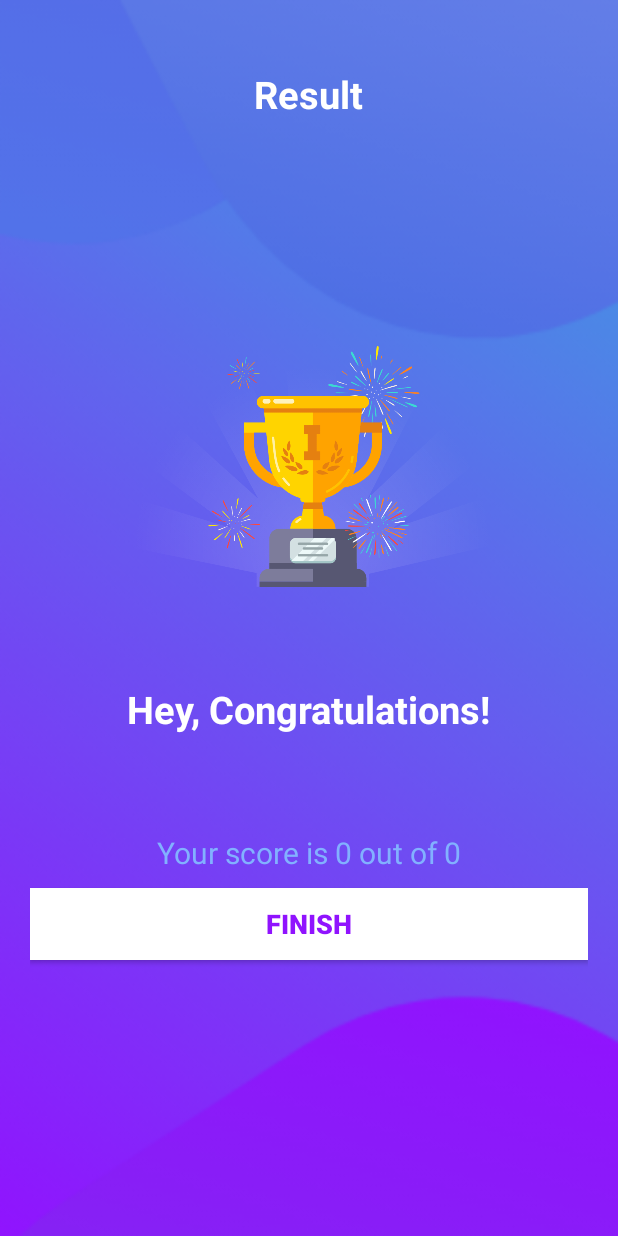
After one commit to deepakrout/QuizApp, an Android app: the ResultActivity screen opened directly, with no data from a screen before it, on a phone screen of 412 x 824 dp. The commit adds this screen. Run offline under Robolectric (Android 15) with nearby library versions, the phone set to English and light mode, and no system bars.

Commit message:
Completed project

```diff
--- a/app/src/main/AndroidManifest.xml
+++ b/app/src/main/AndroidManifest.xml
@@ -14,6 +14,9 @@
         android:theme="@style/Theme.QuizApp"
         tools:targetApi="31">
         <activity
+            android:name=".ResultActivity"
+            android:exported="false" />
+        <activity
             android:name=".QuestionsActivity"
             android:exported="false" />
         <activity
--- a/app/src/main/java/com/routio/quizapp/Constants.kt
+++ b/app/src/main/java/com/routio/quizapp/Constants.kt
@@ -1,6 +1,11 @@
 package com.routio.quizapp
 
 object Constants {
+
+    const val USER_NAME : String = "user_name"
+    const val TOTAL_QUESTIONS : String = "total_questions"
+    const val CORRECT_ANSWERS : String = "correct_answers"
+
 
     fun getQuestions():ArrayList<Question> {
         val questionsList = ArrayList<Question>()
--- a/app/src/main/java/com/routio/quizapp/MainActivity.kt
+++ b/app/src/main/java/com/routio/quizapp/MainActivity.kt
@@ -16,6 +16,7 @@ class MainActivity : AppCompatActivity() {
         btnStart.setOnClickListener{
             if (editText.text.isNotEmpty()) {
                 val intent = Intent(this, QuestionsActivity::class.java)
+                intent.putExtra(Constants.USER_NAME, editText.text.toString())
                 startActivity(intent)
                 finish()
 
--- /dev/null
+++ b/app/src/main/java/com/routio/quizapp/ResultActivity.kt
@@ -0,0 +1,32 @@
+package com.routio.quizapp
+
+import android.content.Intent
+import androidx.appcompat.app.AppCompatActivity
+import android.os.Bundle
+import android.widget.TextView
+
+
+// TODO (STEP 3: Create a result activity for showing the score.)
+// START
+class ResultActivity : AppCompatActivity() {
+    override fun onCreate(savedInstanceState: Bundle?) {
+        super.onCreate(savedInstanceState)
+        setContentView(R.layout.activity_result)
+
+        val tvName : TextView = findViewById(R.id.tv_name)
+        val tvScore : TextView = findViewById(R.id.tv_score)
+        val btnFinish : TextView = findViewById(R.id.btn_finish)
+
+        tvName.text = intent.getStringExtra(Constants.USER_NAME)
+        val totalQuestions = intent.getIntExtra(Constants.TOTAL_QUESTIONS,0)
+        val correctAnswers = intent.getIntExtra(Constants.CORRECT_ANSWERS, 0)
+
+        tvScore.text = "Your score is $correctAnswers out of $totalQuestions"
+
+        btnFinish.setOnClickListener{
+            startActivity(Intent(this,MainActivity::class.java))
+        }
+
+
+    }
+}
--- /dev/null
+++ b/app/src/main/res/layout/activity_result.xml
@@ -0,0 +1,75 @@
+<?xml version="1.0" encoding="utf-8"?>
+
+<!--TODO (STEP 5: Design the result activity layout.)-->
+<!--START-->
+<!--1. Add the trophy image to the drawable folders.-->
+
+<LinearLayout
+    xmlns:android="http://schemas.android.com/apk/res/android"
+    xmlns:tools="http://schemas.android.com/tools"
+    android:layout_width="match_parent"
+    android:layout_height="match_parent"
+    android:background="@drawable/ic_bg"
+    android:orientation="vertical"
+    android:gravity="center_horizontal"
+    android:padding="20dp"
+    tools:context="ResultActivity">
+
+    <TextView
+        android:id="@+id/tv_result"
+        android:layout_width="wrap_content"
+        android:layout_height="wrap_content"
+        android:layout_marginTop="25dp"
+        android:text="@string/result"
+        android:textColor="@android:color/white"
+        android:textSize="25sp"
+        android:textStyle="bold" />
+
+    <ImageView
+        android:id="@+id/iv_trophy"
+        android:layout_width="319dp"
+        android:layout_height="359dp"
+        android:contentDescription="@string/image"
+        android:src="@drawable/ic_trophy"
+        tools:ignore="ImageContrastCheck" />
+
+    <TextView
+        android:id="@+id/tv_congratulations"
+        android:layout_width="wrap_content"
+        android:layout_height="wrap_content"
+        android:layout_marginTop="16dp"
+        android:text="@string/hey_congratulations"
+        android:textColor="@android:color/white"
+        android:textSize="25sp"
+        android:textStyle="bold"/>
+
+    <TextView
+        android:id="@+id/tv_name"
+        android:layout_width="wrap_content"
+        android:layout_height="wrap_content"
+        android:layout_marginTop="25dp"
+        android:textColor="@android:color/white"
+        android:textSize="22sp"
+        android:textStyle="bold"
+        tools:text="Username" />
+
+    <TextView
+        android:id="@+id/tv_score"
+        android:layout_width="wrap_content"
+        android:layout_height="wrap_content"
+        android:layout_marginTop="10dp"
+        android:textColor="#82B1FF"
+        android:textSize="20sp"
+        tools:text="Your Score is 9 out of 10" />
+
+    <androidx.appcompat.widget.AppCompatButton
+        android:id="@+id/btn_finish"
+        android:layout_width="match_parent"
+        android:layout_height="wrap_content"
+        android:layout_marginTop="10dp"
+        android:background="@android:color/white"
+        android:text="@string/finish"
+        android:textColor="@color/colorPrimary"
+        android:textSize="18sp"
+        android:textStyle="bold" />
+</LinearLayout>
--- a/app/src/main/res/values/strings.xml
+++ b/app/src/main/res/values/strings.xml
@@ -1,3 +1,7 @@
 <resources>
     <string name="app_name">QuizApp</string>
+    <string name="hey_congratulations">Hey, Congratulations!</string>
+    <string name="result">Result</string>
+    <string name="image">image</string>
+    <string name="finish">FINISH</string>
 </resources>
--- a/build.gradle
+++ b/build.gradle
@@ -2,7 +2,7 @@
 plugins {
     id 'com.android.application' version '7.2.2' apply false
     id 'com.android.library' version '7.2.2' apply false
-    id 'org.jetbrains.kotlin.android' version '1.6.10' apply false
+    id 'org.jetbrains.kotlin.android' version '1.7.10' apply false
 }
 
 task clean(type: Delete) {
```
Also changed, not shown: app/src/main/java/com/routio/quizapp/QuestionsActivity.kt (+94 -4 lines), app/src/main/res/drawable/correct_option_border_bg.xml (added, +11 -0 lines), app/src/main/res/drawable/wrong_option_border_bg.xml (added, +11 -0 lines), app/src/main/res/drawable/ic_trophy.png (added).
